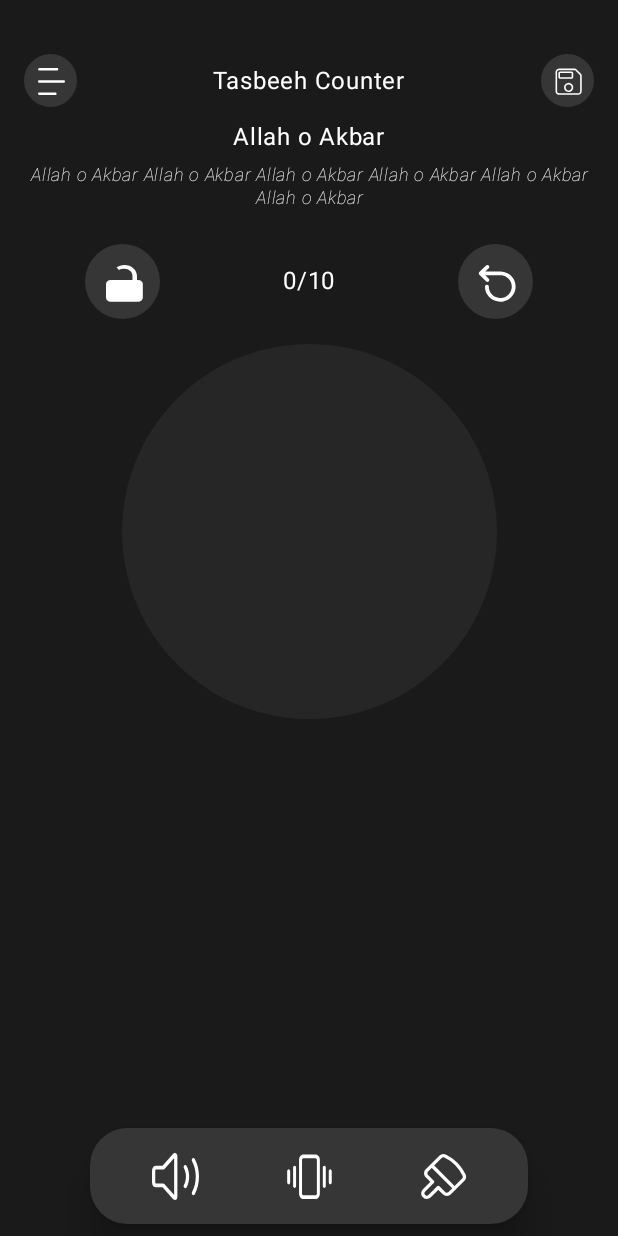
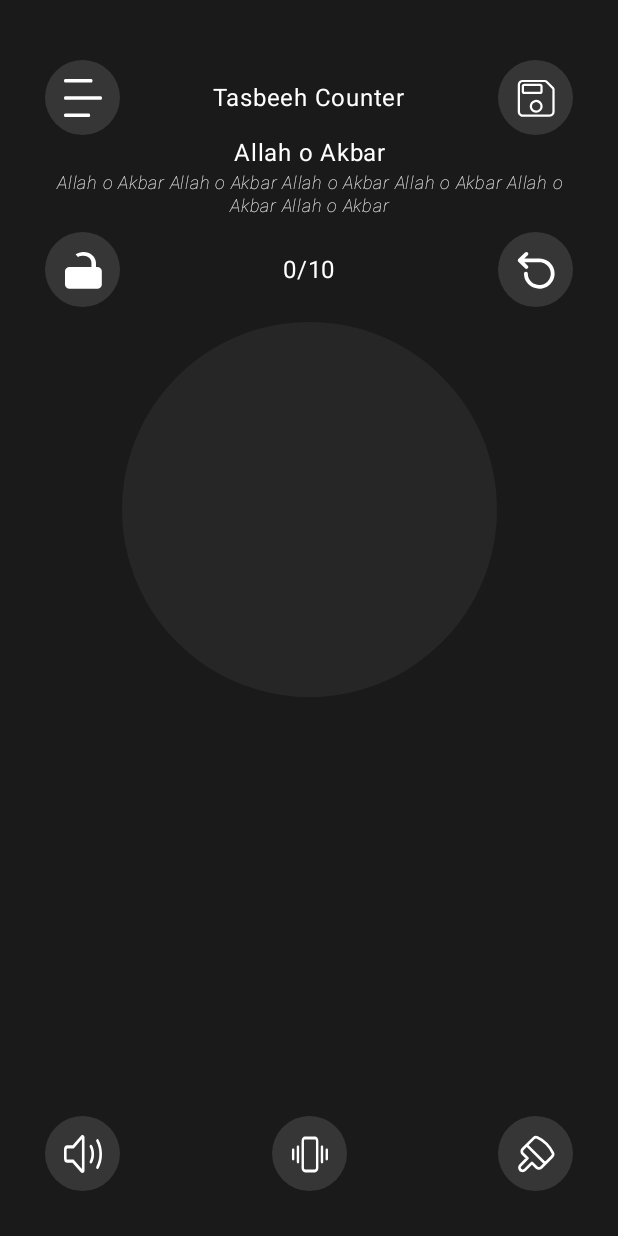
Before and after one commit to Yasirkkhhaann/ZikrApp, an Android app built with Jetpack Compose: the screen it shows after launch (MainActivity), on a phone screen of 412 x 824 dp. Run offline under Robolectric (Android 15) with nearby library versions, the phone set to English and light mode, and no system bars.

Commit message:
Nav 2 Ui Updated

```diff
--- a/app/src/main/java/com/example/zikrapp/ui/components/ActionRow.kt
+++ b/app/src/main/java/com/example/zikrapp/ui/components/ActionRow.kt
@@ -25,57 +25,35 @@ import com.example.zikrapp.R
 import com.example.zikrapp.ui.viewmodel.ControlsViewModel
 
 
-
 @SuppressLint("UnrememberedGetBackStackEntry")
 @Composable
-fun ActionRow(navController: NavController,
+fun ActionRow(
+    navController: NavController,
     currentCount: Int, // Add this
     totalCount: Int,
-              onResetClick: () -> Unit) {
+    onResetClick: () -> Unit,
+    modifier: Modifier = Modifier,
+    viewModel: ControlsViewModel = viewModel()
+) {
 
-
-
-
-    val navBackStackEntry = remember(navController) {
-        navController.getBackStackEntry("main")
-    }
-    val viewModel: ControlsViewModel = viewModel(navBackStackEntry)
     val uiState by viewModel.uiState.collectAsState()
-
-    Box(
-        Modifier
-            .fillMaxWidth()
-            .padding(start = 16.dp, end = 16.dp,top = 16.dp),
-    ) {
-        Surface(
-            modifier = Modifier
-                .wrapContentWidth()
-                .height(64.dp),
-            shape = RoundedCornerShape(0.dp),
-            color = Color(0XFF1A1A1A), // Light purple background
-            shadowElevation = 0.dp // Shadow/elevation effect
-        ) {
 
 
     Row(
-                modifier = Modifier.fillMaxWidth(),
+        modifier = modifier,
         verticalAlignment = Alignment.CenterVertically,
-                horizontalArrangement = Arrangement.Absolute.SpaceAround
+        horizontalArrangement = Arrangement.SpaceBetween
     ) {
 
         CircleIconButton(
-                    Circlesize = 50.dp,
-                    Iconsize = 25.dp,
             icon = painterResource(
                 id = if (uiState.islock)
                     R.drawable.lock else R.drawable.unlock,
 
 
                 ), onClick = { viewModel.toggleLock() })
-ZikrCountStatus(currentCount,totalCount)
+        ZikrCountStatus(currentCount, totalCount)
         CircleIconButton(
-                    Circlesize = 50.dp,
-                    Iconsize = 25.dp,
             icon = painterResource(id = R.drawable.reset),
             onClick = {
 
@@ -85,6 +63,3 @@ ZikrCountStatus(currentCount,totalCount)
     }
 
 }
-
-    }
-}
--- /dev/null
+++ b/app/src/main/java/com/example/zikrapp/ui/components/BottomAppBar.kt
@@ -0,0 +1,56 @@
+package com.example.zikrapp.ui.components
+
+import androidx.compose.foundation.layout.Arrangement
+import androidx.compose.foundation.layout.Box
+import androidx.compose.foundation.layout.Row
+import androidx.compose.foundation.layout.fillMaxSize
+import androidx.compose.foundation.layout.height
+import androidx.compose.foundation.layout.padding
+import androidx.compose.foundation.layout.wrapContentWidth
+import androidx.compose.foundation.shape.RoundedCornerShape
+import androidx.compose.material3.Surface
+import androidx.compose.runtime.Composable
+import androidx.compose.runtime.collectAsState
+import androidx.compose.runtime.getValue
+import androidx.compose.ui.Alignment
+import androidx.compose.ui.Modifier
+import androidx.compose.ui.graphics.Color
+import androidx.compose.ui.res.painterResource
+import androidx.compose.ui.unit.dp
+import androidx.lifecycle.viewmodel.compose.viewModel
+import androidx.navigation.NavController
+import com.example.zikrapp.R
+import com.example.zikrapp.ui.screens.ZikrScreen
+import com.example.zikrapp.ui.viewmodel.ControlsViewModel
+
+
+@Composable
+fun BottomAppBar(modifier: Modifier = Modifier,navController: NavController,viewModel: ControlsViewModel = viewModel()) {
+
+            val uiState by viewModel.uiState.collectAsState()
+
+            Row(
+                modifier = modifier,
+                verticalAlignment = Alignment.CenterVertically,
+                horizontalArrangement = Arrangement.SpaceBetween
+            ) {
+                CircleIconButton(
+                    icon = painterResource(
+                        id = if (uiState.isSpeakerOn)
+                            R.drawable.speakeron else R.drawable.speakeroff
+                    ),
+                    onClick = { viewModel.toggleSpeaker() })
+
+                CircleIconButton(
+                    icon = painterResource(
+                        id = if (uiState.isVibrationOn)
+                            R.drawable.vibrationon else R.drawable.vibrationoff
+                    ),
+                    onClick = { viewModel.toggleVibration() })
+
+                CircleIconButton(
+                    icon = painterResource(id = R.drawable.theme2),
+                    onClick = { navController.navigate(ZikrScreen.ZikrList.name)  })
+            }
+
+        }
--- a/app/src/main/java/com/example/zikrapp/ui/components/BottomNavigationBar.kt
+++ /dev/null
@@ -1,123 +0,0 @@
-package com.example.zikrapp.ui.components
-
-import android.annotation.SuppressLint
-import androidx.compose.foundation.layout.Arrangement
-import androidx.compose.foundation.layout.Box
-import androidx.compose.foundation.layout.Row
-import androidx.compose.foundation.layout.fillMaxSize
-import androidx.compose.foundation.layout.fillMaxWidth
-import androidx.compose.foundation.layout.height
-import androidx.compose.foundation.layout.padding
-import androidx.compose.foundation.layout.wrapContentWidth
-import androidx.compose.foundation.shape.RoundedCornerShape
-import androidx.compose.material3.Surface
-import androidx.compose.material3.Text
-import androidx.compose.runtime.Composable
-import androidx.compose.runtime.collectAsState
-import androidx.compose.runtime.getValue
-import androidx.compose.runtime.remember
-import androidx.compose.ui.Alignment
-import androidx.compose.ui.Modifier
-import androidx.compose.ui.graphics.Color
-import androidx.compose.ui.res.painterResource
-import androidx.compose.ui.unit.dp
-import androidx.compose.ui.unit.sp
-import androidx.lifecycle.viewmodel.compose.viewModel
-import androidx.navigation.NavController
-import com.example.zikrapp.R
-import com.example.zikrapp.ui.screens.ZikrScreen
-import com.example.zikrapp.ui.viewmodel.ControlsViewModel
-
-
-@SuppressLint("UnrememberedGetBackStackEntry")
-@Composable
-fun FloatingBottomBar(navController: NavController) {
-    val navBackStackEntry = remember(navController) {
-        navController.getBackStackEntry("main")
-    }
-    val viewModel: ControlsViewModel = viewModel(navBackStackEntry)
-    Box(
-        Modifier
-            .fillMaxSize()
-            .padding(bottom = 8.dp), // Padding from the bottom
-        contentAlignment = Alignment.BottomCenter
-    ) {
-        Surface(
-            modifier = Modifier
-                .wrapContentWidth()
-                .height(64.dp),
-            shape = RoundedCornerShape(25.dp),
-            color = Color(0xFF363636), // Light purple background
-            shadowElevation = 15.dp // Shadow/elevation effect
-        ) {
-            val uiState by viewModel.uiState.collectAsState()
-
-            Row(
-                modifier = Modifier.padding(horizontal = 24.dp),
-                verticalAlignment = Alignment.CenterVertically,
-                horizontalArrangement = Arrangement.spacedBy(24.dp)
-            ) {
-                CircleIconButton(
-                    icon = painterResource(
-                        id = if (uiState.isSpeakerOn)
-                            R.drawable.speakeron else R.drawable.speakeroff
-                    ),
-                    onClick = { viewModel.toggleSpeaker() })
-
-                CircleIconButton(
-                    icon = painterResource(
-                        id = if (uiState.isVibrationOn)
-                            R.drawable.vibrationon else R.drawable.vibrationoff
-                    ),
-                    onClick = { viewModel.toggleVibration() })
-
-                CircleIconButton(
-                    icon = painterResource(id = R.drawable.theme2),
-                    onClick = { navController.navigate(ZikrScreen.ZikrList.name)  })
-            }
-
-        }
-
-    }
-}
-
-
-@SuppressLint("UnrememberedGetBackStackEntry")
-@Composable
-fun FloatingTopBar(navController: NavController) {
-
-
-    val navBackStackEntry = remember(navController) {
-        navController.getBackStackEntry("main")
-    }
-    val viewModel: ControlsViewModel = viewModel(navBackStackEntry)
-    Box(
-        Modifier
-            .fillMaxWidth()
-            .padding(start = 16.dp, end = 16.dp,  bottom = 8.dp, top = 16.dp),
-    ) {
-
-            Row(
-                modifier = Modifier.fillMaxWidth(),
-                verticalAlignment = Alignment.CenterVertically,
-                horizontalArrangement = Arrangement.SpaceBetween
-            ) {
-
-                CircleIconButton(
-                    icon = painterResource(id = R.drawable.list3),
-                    Circlesize = 35.dp,
-                    Iconsize = 18.dp,
-
-                    IconColor = Color.White,
-                    onClick = { viewModel.startThemLogic() })
-                Text("Tasbeeh Counter", color = Color.White, fontSize = 16.sp)
-                CircleIconButton(
-                    icon = painterResource(id = R.drawable.save),
-                    Circlesize = 35.dp,
-                    Iconsize = 18.dp,
-                    onClick = { })
-            }
-
-        }
-
-    }
--- a/app/src/main/java/com/example/zikrapp/ui/components/CircleIconButton.kt
+++ b/app/src/main/java/com/example/zikrapp/ui/components/CircleIconButton.kt
@@ -14,13 +14,13 @@ import androidx.compose.ui.unit.Dp
 import androidx.compose.ui.unit.dp
 
 @Composable
-fun CircleIconButton(icon: Painter, Circlesize: Dp = 65.dp,Iconsize: Dp = 31.dp, onClick: () -> Unit, IconColor: Color = Color.White, bgColor: Color = Color(0xFF363636)) {
+fun CircleIconButton(icon: Painter, onClick: () -> Unit, IconColor: Color = Color.White, bgColor: Color = Color(0xFF363636)) {
     IconButton(
         onClick = onClick,
         modifier = Modifier
-            .size(Circlesize)
-            .background(bgColor, shape = CircleShape).padding(5.dp)
+            .size(50.dp)
+            .background(bgColor, shape = CircleShape)
     ) {
-        Icon(icon, contentDescription = null,tint = IconColor, modifier = Modifier.size(Iconsize))
+        Icon(icon, contentDescription = null,tint = IconColor, modifier = Modifier.size(25.dp))
     }
 }
--- /dev/null
+++ b/app/src/main/java/com/example/zikrapp/ui/components/TopAppBar.kt
@@ -0,0 +1,44 @@
+package com.example.zikrapp.ui.components
+
+import androidx.compose.foundation.layout.Arrangement
+import androidx.compose.foundation.layout.Box
+import androidx.compose.foundation.layout.Row
+import androidx.compose.foundation.layout.fillMaxWidth
+import androidx.compose.foundation.layout.padding
+import androidx.compose.material3.Text
+import androidx.compose.runtime.Composable
+import androidx.compose.ui.Alignment
+import androidx.compose.ui.Modifier
+import androidx.compose.ui.graphics.Color
+import androidx.compose.ui.res.painterResource
+import androidx.compose.ui.unit.dp
+import androidx.compose.ui.unit.sp
+import androidx.lifecycle.viewmodel.compose.viewModel
+import androidx.navigation.NavController
+import com.example.zikrapp.R
+import com.example.zikrapp.ui.viewmodel.ControlsViewModel
+
+
+@Composable
+fun TopAppBar(modifier: Modifier = Modifier,navController: NavController,viewModel: ControlsViewModel = viewModel()) {
+
+
+
+        Row(
+            modifier = modifier,
+            verticalAlignment = Alignment.CenterVertically,
+            horizontalArrangement = Arrangement.SpaceBetween
+        ) {
+
+            CircleIconButton(
+                icon = painterResource(id = R.drawable.list3),
+
+                IconColor = Color.White,
+                onClick = { viewModel.startThemLogic() })
+            Text("Tasbeeh Counter", color = Color.White, fontSize = 16.sp)
+            CircleIconButton(
+                icon = painterResource(id = R.drawable.save),
+                onClick = { })
+        }
+
+    }
--- a/app/src/main/java/com/example/zikrapp/ui/components/ZikrCountScreenTexts.kt
+++ b/app/src/main/java/com/example/zikrapp/ui/components/ZikrCountScreenTexts.kt
@@ -17,7 +17,9 @@ import androidx.compose.ui.unit.sp
 
 @Composable
 fun ZikrName(modifier: Modifier = Modifier) {
-    Text("Allah o Akbar", color = Color.White, fontSize = 16.sp,)
+    Text("Allah o Akbar", modifier = modifier ,color = Color.White,
+        fontSize = 16.sp,
+        textAlign = TextAlign.Center)
 }
 
 @Composable
--- a/app/src/main/java/com/example/zikrapp/ui/screens/ZikrCountScreen.kt
+++ b/app/src/main/java/com/example/zikrapp/ui/screens/ZikrCountScreen.kt
@@ -13,16 +13,14 @@ import androidx.compose.ui.Alignment
 import androidx.compose.ui.Modifier
 import androidx.compose.ui.graphics.Color
 import androidx.compose.ui.res.painterResource
-import androidx.compose.ui.tooling.preview.Preview
 import androidx.compose.ui.unit.dp
 import androidx.navigation.NavController
 import com.example.zikrapp.R
 import com.example.zikrapp.ui.components.ActionRow
-import com.example.zikrapp.ui.components.FloatingBottomBar
-import com.example.zikrapp.ui.components.FloatingTopBar
+import com.example.zikrapp.ui.components.BottomAppBar
+import com.example.zikrapp.ui.components.TopAppBar
 import com.example.zikrapp.ui.components.MainCounterCircle
 import com.example.zikrapp.ui.components.ZikrAlertDialog
-import com.example.zikrapp.ui.components.ZikrCountStatus
 import com.example.zikrapp.ui.components.ZikrName
 import com.example.zikrapp.ui.components.ZikrNote
 import com.example.zikrapp.ui.viewmodel.ControlsViewModel
@@ -38,25 +36,29 @@ fun ZikrCountScreen(
     Column(
         modifier = modifier
             .fillMaxSize()
-            .padding(top = 20.dp),
+            .padding(top = 40.dp, start = 30.dp, end = 30.dp),
         horizontalAlignment = Alignment.CenterHorizontally,
     ) {
 
-        FloatingTopBar(navController = navController)
-        ZikrName()
+        TopAppBar(navController = navController, modifier = modifier.fillMaxWidth())
+        ZikrName(modifier = modifier.fillMaxWidth())
         ZikrNote(
             modifier = modifier
-                .padding(start = 20.dp, end = 20.dp, top = 5.dp)
                 .fillMaxWidth(),
         )
 
+        Spacer(Modifier.height(10.dp))
         ActionRow(
-            navController = navController, uiState.countCurrent, uiState.countTotal,
-            onResetClick = { viewModel.showResetConfirmationDialog() })
+            navController = navController, uiState.countCurrent,
+            uiState.countTotal,
+            onResetClick = { viewModel.showResetConfirmationDialog() },
+            modifier = modifier.fillMaxWidth()
+        )
         Spacer(Modifier.height(10.dp))
         MainCounterCircle(incrementCount = viewModel::incrementCount)
-        Spacer(Modifier.height(16.dp))
-        FloatingBottomBar(navController = navController)
+        Spacer(Modifier.weight(1f))
+        BottomAppBar(navController = navController, viewModel = viewModel,
+            modifier = modifier.fillMaxWidth().padding(bottom = 30.dp))
 
 
 
@@ -70,7 +72,7 @@ fun ZikrCountScreen(
                 },
                 dialogTitle = "Zikr Completed",
                 dialogText = "Now you want to restart or Cancel the Zikr?",
-icon = painterResource(id = R.drawable.complete2,),
+                icon = painterResource(id = R.drawable.complete2),
 
                 iconDescription = "Reset Icon",
                 color = Color.Green,
```
Lines whose indentation alone changed are shown as unchanged.
